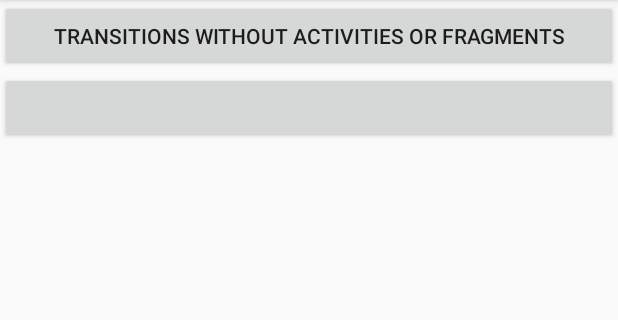
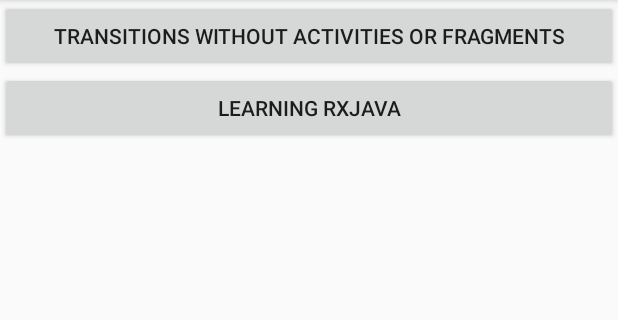
Before and after one commit to amilcar-andrade/sandbox, an Android app: the screen it shows after launch (IndexActivity), on a phone screen of 412 x 824 dp, the part 84-404 px from its top. Run offline under Robolectric (Android 15) with nearby library versions, the phone set to English and light mode, and no system bars.

Commit message:
Organize project per package

```diff
--- a/app/src/main/AndroidManifest.xml
+++ b/app/src/main/AndroidManifest.xml
@@ -16,6 +16,7 @@
                 <category android:name="android.intent.category.LAUNCHER" />
             </intent-filter>
         </activity>
-        <activity android:name=".TransitionsWithoutActivitiesFragments" />
+        <activity android:name=".transitions_no_frag_act.TransitionsWithoutActivitiesFragments" />
+        <activity android:name=".learning_rx.RxJavaIndexActivity" />
     </application>
 </manifest>
--- /dev/null
+++ b/app/src/main/java/a2/sandbox/learning_rx/RxJavaIndexActivity.java
@@ -0,0 +1,6 @@
+package a2.sandbox.learning_rx;
+
+import android.support.v7.app.AppCompatActivity;
+
+public class RxJavaIndexActivity extends AppCompatActivity {
+}
--- a/app/src/main/java/a2/sandbox/AnimateLayoutChangesFragment.java
+++ b/app/src/main/java/a2/sandbox/transitions_no_frag_act/AnimateLayoutChangesFragment.java
@@ -1,4 +1,4 @@
-package a2.sandbox;
+package a2.sandbox.transitions_no_frag_act;
 
 import android.animation.LayoutTransition;
 import android.content.res.Resources;
@@ -9,6 +9,8 @@ import android.support.v4.app.Fragment;
 import android.view.LayoutInflater;
 import android.view.View;
 import android.view.ViewGroup;
+
+import a2.sandbox.R;
 
 // Watch - https://youtu.be/55wLsaWpQ4g and https://youtu.be/9Y5cbC5YrOY?t=6m54s
 public class AnimateLayoutChangesFragment extends Fragment implements View.OnClickListener{
--- a/app/src/main/java/a2/sandbox/ShrinkConstraintLayoutFragment.java
+++ b/app/src/main/java/a2/sandbox/transitions_no_frag_act/ShrinkConstraintLayoutFragment.java
@@ -1,4 +1,4 @@
-package a2.sandbox;
+package a2.sandbox.transitions_no_frag_act;
 
 import android.os.Bundle;
 import android.support.annotation.NonNull;
@@ -18,6 +18,8 @@ import android.view.View;
 import android.view.ViewGroup;
 import android.widget.CheckBox;
 import android.widget.CompoundButton;
+
+import a2.sandbox.R;
 
 public class ShrinkConstraintLayoutFragment extends Fragment implements View.OnClickListener, CompoundButton.OnCheckedChangeListener {
 
--- a/app/src/main/java/a2/sandbox/ShrinkLinearLayoutFragment.java
+++ b/app/src/main/java/a2/sandbox/transitions_no_frag_act/ShrinkLinearLayoutFragment.java
@@ -1,4 +1,4 @@
-package a2.sandbox;
+package a2.sandbox.transitions_no_frag_act;
 
 import android.os.Bundle;
 import android.support.annotation.NonNull;
@@ -9,6 +9,8 @@ import android.view.LayoutInflater;
 import android.view.View;
 import android.view.ViewGroup;
 import android.widget.LinearLayout;
+
+import a2.sandbox.R;
 
 public class ShrinkLinearLayoutFragment extends Fragment implements View.OnClickListener {
 
--- a/app/src/main/java/a2/sandbox/TransitionManagerLayoutChangesFragment.java
+++ b/app/src/main/java/a2/sandbox/transitions_no_frag_act/TransitionManagerLayoutChangesFragment.java
@@ -1,4 +1,4 @@
-package a2.sandbox;
+package a2.sandbox.transitions_no_frag_act;
 
 import android.content.res.Resources;
 import android.os.Bundle;
@@ -9,6 +9,8 @@ import android.transition.TransitionManager;
 import android.view.LayoutInflater;
 import android.view.View;
 import android.view.ViewGroup;
+
+import a2.sandbox.R;
 
 // Watch - https://youtu.be/9Y5cbC5YrOY?t=8m40s
 public class TransitionManagerLayoutChangesFragment extends Fragment implements View.OnClickListener{
--- a/app/src/main/java/a2/sandbox/TransitionsWithoutActivitiesFragments.java
+++ b/app/src/main/java/a2/sandbox/transitions_no_frag_act/TransitionsWithoutActivitiesFragments.java
@@ -1,4 +1,4 @@
-package a2.sandbox;
+package a2.sandbox.transitions_no_frag_act;
 
 import android.support.annotation.NonNull;
 import android.support.v4.app.Fragment;
@@ -8,6 +8,8 @@ import android.support.v4.app.FragmentTransaction;
 import android.support.v7.app.AppCompatActivity;
 import android.os.Bundle;
 import android.view.View;
+
+import a2.sandbox.R;
 
 public class TransitionsWithoutActivitiesFragments extends AppCompatActivity {
 
--- a/app/src/main/res/layout/activity_index.xml
+++ b/app/src/main/res/layout/activity_index.xml
@@ -19,7 +19,9 @@
 
         <Button
             android:layout_width="match_parent"
-            android:layout_height="wrap_content" />
+            android:layout_height="wrap_content"
+            android:text="@string/learning_rx_java"
+            android:onClick="startLearningRx"/>
 
     </LinearLayout>
 
--- a/app/src/main/res/layout/activity_transitions_without_act_frag.xml
+++ b/app/src/main/res/layout/activity_transitions_without_act_frag.xml
@@ -5,7 +5,7 @@
     xmlns:tools="http://schemas.android.com/tools"
     android:layout_width="match_parent"
     android:layout_height="match_parent"
-    tools:context="a2.sandbox.TransitionsWithoutActivitiesFragments">
+    tools:context="a2.sandbox.transitions_no_frag_act.TransitionsWithoutActivitiesFragments">
 
     <LinearLayout
         android:layout_width="match_parent"
--- a/app/src/main/res/values/strings.xml
+++ b/app/src/main/res/values/strings.xml
@@ -2,6 +2,8 @@
     <string name="app_name">sandbox</string>
     <!-- Index -->
     <string name="transitions_without_act_frag">Transitions without Activities or Fragments</string>
+    <string name="learning_rx_java">Learning RxJava</string>
+
 
     <string name="animate_layout_changes">Animate Layout Changes</string>
     <string name="transition_manager_layout_changes">Transition Manager Layout Changes</string>
```
Also changed, not shown: app/src/main/java/a2/sandbox/IndexActivity.java (+7 -0 lines).
